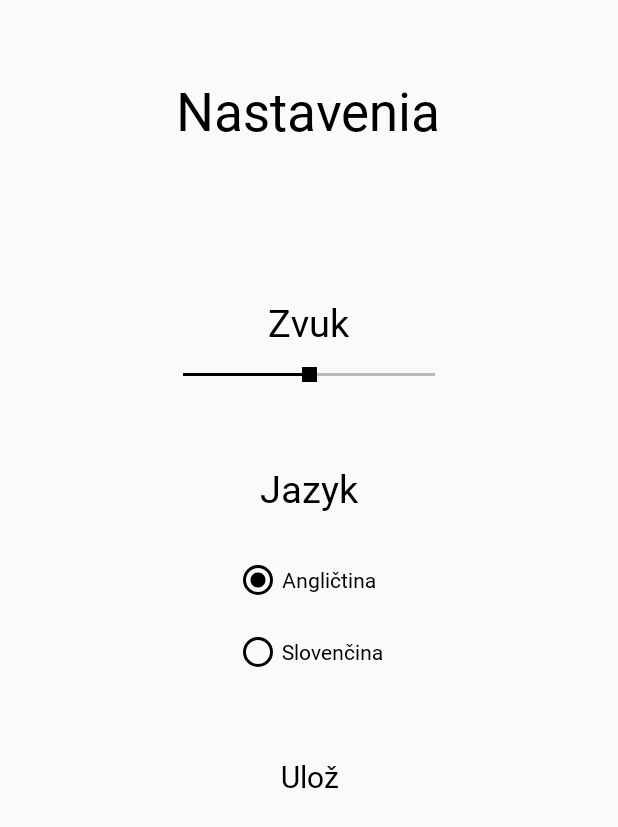
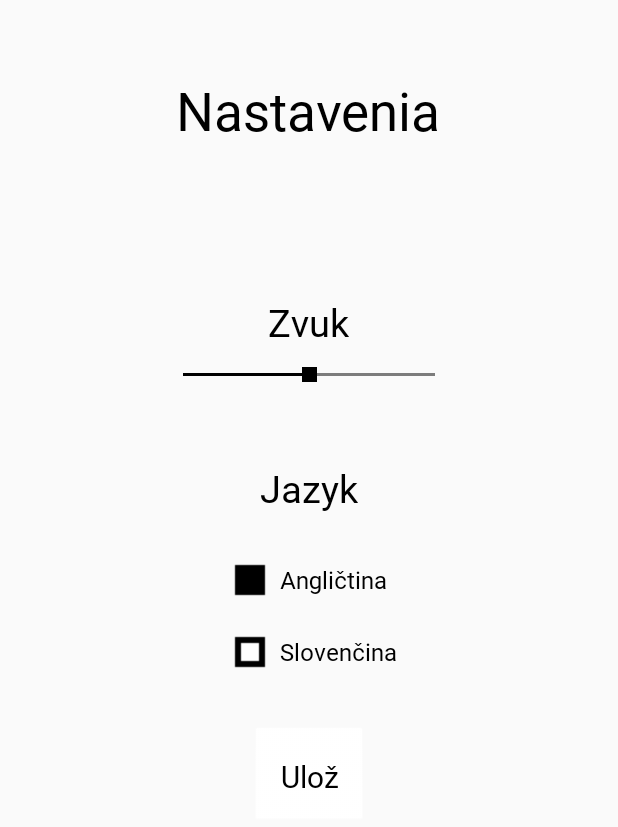
Before and after one commit to adrlengyel/rectangler, an Android app: the OptionsActivity screen opened directly, with no data from a screen before it, on a phone screen of 412 x 824 dp. Shown: the top 827 px of the screen. Run offline under Robolectric (Android 15) with nearby library versions, the phone set to English and light mode, and no system bars.

Commit message:
Adding custom icons for radiobuttons

```diff
--- /dev/null
+++ b/app/src/main/res/drawable/radio.xml
@@ -0,0 +1,5 @@
+<?xml version="1.0" encoding="utf-8"?>
+<selector xmlns:android="http://schemas.android.com/apk/res/android">
+    <item android:state_checked="false" android:drawable="@drawable/radio_empty" />
+    <item android:state_checked="true" android:drawable="@drawable/radio_filled" />
+</selector>
--- a/app/src/main/res/layout/activity_options.xml
+++ b/app/src/main/res/layout/activity_options.xml
@@ -3,6 +3,7 @@
     xmlns:tools="http://schemas.android.com/tools"
     android:layout_width="match_parent"
     android:layout_height="match_parent"
+    android:theme="@style/CustomTheme"
     tools:context=".OptionsActivity">
 
     <TextView
@@ -66,8 +67,9 @@
             android:id="@+id/rbEnglish"
             android:layout_width="wrap_content"
             android:layout_height="wrap_content"
-            android:buttonTint="@color/black"
             android:fontFamily="@font/pixel"
+            android:textColor="@color/black"
+
             android:minHeight="48dp"
             android:text="@string/english" />
 
@@ -75,8 +77,8 @@
             android:id="@+id/rbSlovak"
             android:layout_width="wrap_content"
             android:layout_height="wrap_content"
-            android:buttonTint="@color/black"
             android:fontFamily="@font/pixel"
+            android:textColor="@color/black"
             android:minHeight="48dp"
             android:text="@string/slovak" />
 
--- /dev/null
+++ b/app/src/main/res/values/styles.xml
@@ -0,0 +1,9 @@
+<?xml version="1.0" encoding="utf-8"?>
+<resources>
+    <style name="CustomTheme" parent="android:Theme">
+        <item name="android:radioButtonStyle">@style/RadioButton</item>
+    </style>
+    <style name="RadioButton" parent="@android:style/Widget.CompoundButton.RadioButton">
+        <item name="android:button">@drawable/radio</item>
+    </style>
+</resources>
```
Also changed, not shown: app/src/main/res/drawable/radio_empty.png (added), app/src/main/res/drawable/radio_filled.png (added).
